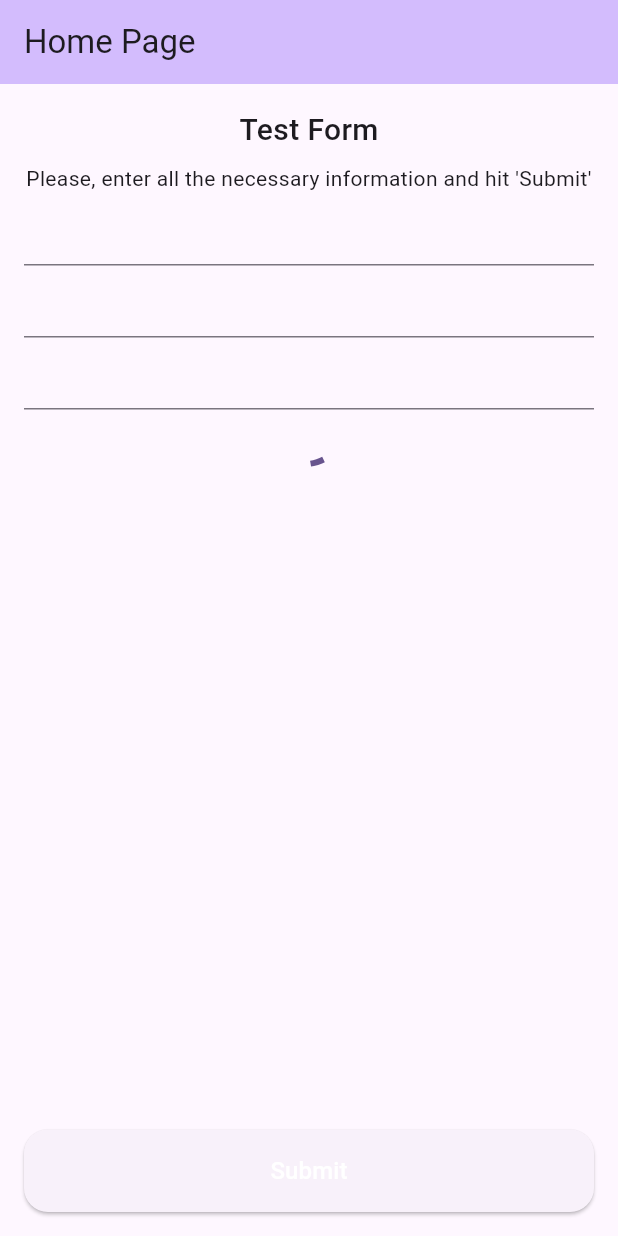
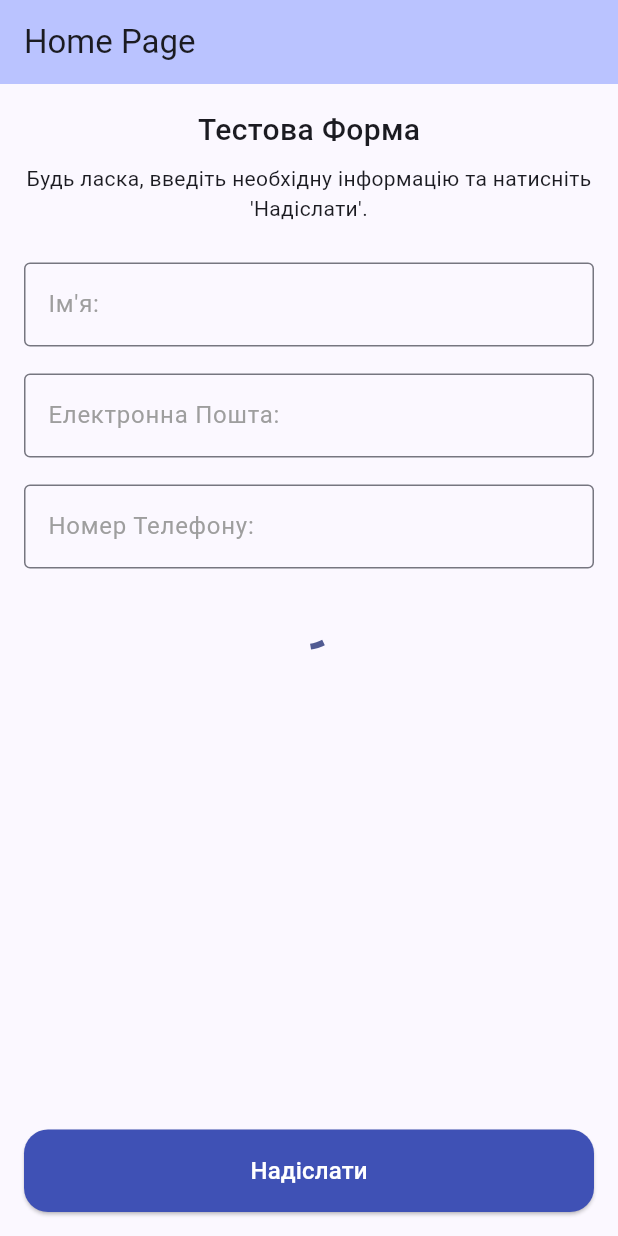
Before and after one commit to AlexEduV/hotline_form_flutter_test, a Flutter app: the screen it shows after launch, on a phone screen of 412 x 824 dp. Run offline on Flutter 3.47's test engine with Material 3 defaults, Android fonts, the phone set to English and light mode, and no system bars; our stand-ins replace gap.

Commit message:
finished basic UI;

```diff
--- a/hotline_form_test/lib/main.dart
+++ b/hotline_form_test/lib/main.dart
@@ -13,7 +13,7 @@ class MyApp extends StatelessWidget {
     return MaterialApp(
       title: 'Flutter Form Demo',
       theme: ThemeData(
-        colorScheme: ColorScheme.fromSeed(seedColor: Colors.deepPurple),
+        colorScheme: ColorScheme.fromSeed(seedColor: Colors.indigo),
         useMaterial3: true,
       ),
       home: const MyHomePage(title: 'Home Page'),
--- /dev/null
+++ b/hotline_form_test/lib/presentation/pages/common/globals.dart
@@ -0,0 +1,3 @@
+import 'package:flutter/material.dart';
+
+const Color mainColor = Colors.indigo;
--- a/hotline_form_test/lib/presentation/pages/home_page/home_page.dart
+++ b/hotline_form_test/lib/presentation/pages/home_page/home_page.dart
@@ -1,5 +1,6 @@
 import 'package:flutter/material.dart';
 import 'package:gap/gap.dart';
+import 'package:hotline_form_test/presentation/pages/home_page/widgets/form_input_field.dart';
 import 'package:hotline_form_test/presentation/pages/home_page/widgets/splash_button.dart';
 
 class MyHomePage extends StatefulWidget {
@@ -12,6 +13,10 @@ class MyHomePage extends StatefulWidget {
 }
 
 class _MyHomePageState extends State<MyHomePage> {
+
+  final TextEditingController nameController = TextEditingController();
+  final TextEditingController emailController = TextEditingController();
+  final TextEditingController phoneNumberController = TextEditingController();
 
   @override
   Widget build(BuildContext context) {
@@ -28,7 +33,7 @@ class _MyHomePageState extends State<MyHomePage> {
             children: [
 
               Text(
-                'Test Form',
+                'Тестова Форма',
                 style: TextStyle(
                   fontSize: 20,
                   fontWeight: FontWeight.w500,
@@ -38,22 +43,39 @@ class _MyHomePageState extends State<MyHomePage> {
               Gap(8.0),
 
               Text(
-                'Please, enter all the necessary information and hit \'Submit\'',
+                'Будь ласка, введіть необхідну інформацію та натисніть \'Надіслати\'.',
                 textAlign: TextAlign.center,
               ),
 
-              TextFormField(),
+              Gap(16.0),
 
-              TextFormField(),
+              FormInputField(
+                hintText: 'Ім\'я:',
+                controller: nameController,
+              ),
 
-              TextFormField(),
+              Gap(8.0),
+
+              FormInputField(
+                hintText: 'Електронна Пошта:',
+                controller: emailController,
+              ),
+
+              Gap(8.0),
+
+              FormInputField(
+                  hintText: 'Номер Телефону:',
+                  controller: phoneNumberController,
+              ),
+
+              Gap(16.0),
 
               CircularProgressIndicator(),
 
               Spacer(),
 
               SplashButton(
-                text: 'Submit',
+                text: 'Надіслати',
                 onPressed: () {},
               )
 
--- /dev/null
+++ b/hotline_form_test/lib/presentation/pages/home_page/widgets/form_input_field.dart
@@ -0,0 +1,49 @@
+import 'package:flutter/material.dart';
+
+class FormInputField extends StatelessWidget {
+
+  final String hintText;
+  final int maxLength;
+  final TextEditingController controller;
+  final Widget? suffixIcon;
+  final bool isPasswordField;
+  final bool isObscureText;
+
+  const FormInputField({
+    required this.hintText,
+    required this.controller,
+    this.maxLength = 20,
+    this.suffixIcon,
+    this.isPasswordField=false,
+    this.isObscureText=false,
+    super.key,
+  });
+
+  @override
+  Widget build(BuildContext context) {
+
+    return Padding(
+      padding: EdgeInsets.only(top: 10.0),
+      child: TextFormField(
+        decoration: InputDecoration(
+          border: OutlineInputBorder(),
+          label: Text(
+            hintText,
+            style: TextStyle(
+              color: Colors.grey,
+            ),
+          ),
+          counterText: "",
+          suffixIcon: suffixIcon,
+        ),
+        maxLength: maxLength,
+        textInputAction: TextInputAction.next,
+        controller: controller,
+        obscureText: isObscureText,
+        enableSuggestions: !isPasswordField,
+        autocorrect: !isPasswordField,
+        enableInteractiveSelection: isPasswordField,
+      ),
+    );
+  }
+}
--- a/hotline_form_test/lib/presentation/pages/home_page/widgets/splash_button.dart
+++ b/hotline_form_test/lib/presentation/pages/home_page/widgets/splash_button.dart
@@ -1,4 +1,5 @@
 import 'package:flutter/material.dart';
+import 'package:hotline_form_test/presentation/pages/common/globals.dart';
 
 class SplashButton extends StatelessWidget {
 
@@ -17,6 +18,7 @@ class SplashButton extends StatelessWidget {
     return ElevatedButton(
       style: ElevatedButton.styleFrom(
         elevation: 1,
+        backgroundColor: mainColor,
         shape: RoundedRectangleBorder(
           borderRadius: BorderRadius.circular(
             16.0,
```
